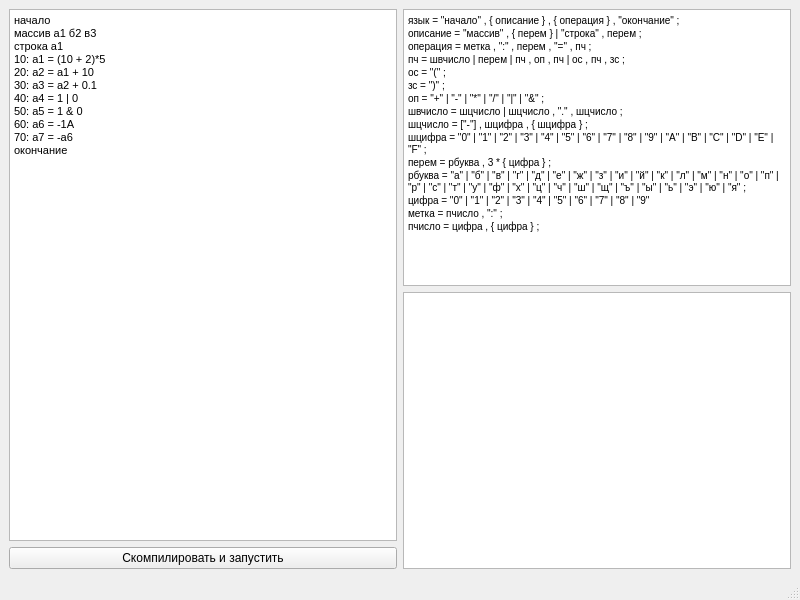
Above: MainWindow.ui from alekseyl1992/CalcCompiler before the change. Below: the same form after it.
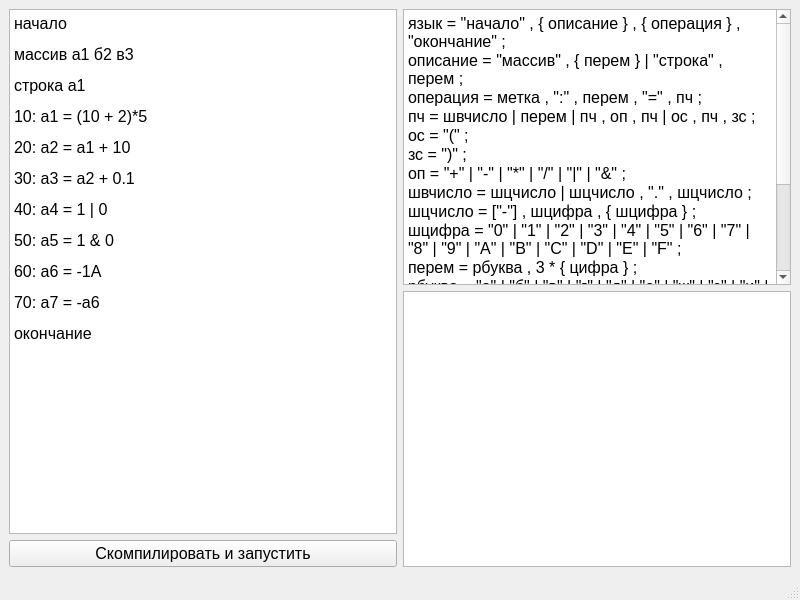
That is the form after the change.

Commit message: Font size increased (closes #1)

Diff of the .ui file:
```diff
--- a/MainWindow.ui
+++ b/MainWindow.ui
@@ -10,6 +10,11 @@
     <height>600</height>
    </rect>
   </property>
+  <property name="font">
+   <font>
+    <pointsize>12</pointsize>
+   </font>
+  </property>
   <property name="windowTitle">
    <string>Компилятор</string>
   </property>
@@ -21,22 +26,27 @@
        <layout class="QVBoxLayout" name="verticalLayout">
         <item>
          <widget class="QTextEdit" name="codeEdit">
+          <property name="font">
+           <font>
+            <pointsize>12</pointsize>
+           </font>
+          </property>
           <property name="html">
            <string>&lt;!DOCTYPE HTML PUBLIC &quot;-//W3C//DTD HTML 4.0//EN&quot; &quot;http://www.w3.org/TR/REC-html40/strict.dtd&quot;&gt;
 &lt;html&gt;&lt;head&gt;&lt;meta name=&quot;qrichtext&quot; content=&quot;1&quot; /&gt;&lt;style type=&quot;text/css&quot;&gt;
 p, li { white-space: pre-wrap; }
-&lt;/style&gt;&lt;/head&gt;&lt;body style=&quot; font-family:'MS Shell Dlg 2'; font-size:7.8pt; font-weight:400; font-style:normal;&quot;&gt;
-&lt;p style=&quot; margin-top:0px; margin-bottom:0px; margin-left:0px; margin-right:0px; -qt-block-indent:0; text-indent:0px;&quot;&gt;&lt;span style=&quot; font-size:8pt;&quot;&gt;начало&lt;/span&gt;&lt;/p&gt;
-&lt;p style=&quot; margin-top:0px; margin-bottom:0px; margin-left:0px; margin-right:0px; -qt-block-indent:0; text-indent:0px;&quot;&gt;&lt;span style=&quot; font-size:8pt;&quot;&gt;массив а1 б2 в3&lt;/span&gt;&lt;/p&gt;
-&lt;p style=&quot; margin-top:0px; margin-bottom:0px; margin-left:0px; margin-right:0px; -qt-block-indent:0; text-indent:0px;&quot;&gt;&lt;span style=&quot; font-size:8pt;&quot;&gt;строка а1&lt;/span&gt;&lt;/p&gt;
-&lt;p style=&quot; margin-top:0px; margin-bottom:0px; margin-left:0px; margin-right:0px; -qt-block-indent:0; text-indent:0px;&quot;&gt;&lt;span style=&quot; font-size:8pt;&quot;&gt;10: а1 = (10 + 2)*5&lt;/span&gt;&lt;/p&gt;
-&lt;p style=&quot; margin-top:0px; margin-bottom:0px; margin-left:0px; margin-right:0px; -qt-block-indent:0; text-indent:0px;&quot;&gt;&lt;span style=&quot; font-size:8pt;&quot;&gt;20: а2 = а1 + 10&lt;/span&gt;&lt;/p&gt;
-&lt;p style=&quot; margin-top:0px; margin-bottom:0px; margin-left:0px; margin-right:0px; -qt-block-indent:0; text-indent:0px;&quot;&gt;&lt;span style=&quot; font-size:8pt;&quot;&gt;30: а3 = а2 + 0.1&lt;/span&gt;&lt;/p&gt;
-&lt;p style=&quot; margin-top:0px; margin-bottom:0px; margin-left:0px; margin-right:0px; -qt-block-indent:0; text-indent:0px;&quot;&gt;&lt;span style=&quot; font-size:8pt;&quot;&gt;40: а4 = 1 | 0&lt;/span&gt;&lt;/p&gt;
-&lt;p style=&quot; margin-top:0px; margin-bottom:0px; margin-left:0px; margin-right:0px; -qt-block-indent:0; text-indent:0px;&quot;&gt;&lt;span style=&quot; font-size:8pt;&quot;&gt;50: а5 = 1 &amp;amp; 0&lt;/span&gt;&lt;/p&gt;
-&lt;p style=&quot; margin-top:0px; margin-bottom:0px; margin-left:0px; margin-right:0px; -qt-block-indent:0; text-indent:0px;&quot;&gt;&lt;span style=&quot; font-size:8pt;&quot;&gt;60: а6 = -1A&lt;/span&gt;&lt;/p&gt;
-&lt;p style=&quot; margin-top:0px; margin-bottom:0px; margin-left:0px; margin-right:0px; -qt-block-indent:0; text-indent:0px;&quot;&gt;&lt;span style=&quot; font-size:8pt;&quot;&gt;70: а7 = -а6&lt;/span&gt;&lt;/p&gt;
-&lt;p style=&quot; margin-top:0px; margin-bottom:0px; margin-left:0px; margin-right:0px; -qt-block-indent:0; text-indent:0px;&quot;&gt;&lt;span style=&quot; font-size:8pt;&quot;&gt;окончание&lt;/span&gt;&lt;/p&gt;&lt;/body&gt;&lt;/html&gt;</string>
+&lt;/style&gt;&lt;/head&gt;&lt;body style=&quot; font-family:'MS Shell Dlg 2'; font-size:12pt; font-weight:400; font-style:normal;&quot;&gt;
+&lt;p style=&quot; margin-top:12px; margin-bottom:12px; margin-left:0px; margin-right:0px; -qt-block-indent:0; text-indent:0px;&quot;&gt;начало&lt;/p&gt;
+&lt;p style=&quot; margin-top:12px; margin-bottom:12px; margin-left:0px; margin-right:0px; -qt-block-indent:0; text-indent:0px;&quot;&gt;массив а1 б2 в3&lt;/p&gt;
+&lt;p style=&quot; margin-top:12px; margin-bottom:12px; margin-left:0px; margin-right:0px; -qt-block-indent:0; text-indent:0px;&quot;&gt;строка а1&lt;/p&gt;
+&lt;p style=&quot; margin-top:12px; margin-bottom:12px; margin-left:0px; margin-right:0px; -qt-block-indent:0; text-indent:0px;&quot;&gt;10: а1 = (10 + 2)*5&lt;/p&gt;
+&lt;p style=&quot; margin-top:12px; margin-bottom:12px; margin-left:0px; margin-right:0px; -qt-block-indent:0; text-indent:0px;&quot;&gt;20: а2 = а1 + 10&lt;/p&gt;
+&lt;p style=&quot; margin-top:12px; margin-bottom:12px; margin-left:0px; margin-right:0px; -qt-block-indent:0; text-indent:0px;&quot;&gt;30: а3 = а2 + 0.1&lt;/p&gt;
+&lt;p style=&quot; margin-top:12px; margin-bottom:12px; margin-left:0px; margin-right:0px; -qt-block-indent:0; text-indent:0px;&quot;&gt;40: а4 = 1 | 0&lt;/p&gt;
+&lt;p style=&quot; margin-top:12px; margin-bottom:12px; margin-left:0px; margin-right:0px; -qt-block-indent:0; text-indent:0px;&quot;&gt;50: а5 = 1 &amp;amp; 0&lt;/p&gt;
+&lt;p style=&quot; margin-top:12px; margin-bottom:12px; margin-left:0px; margin-right:0px; -qt-block-indent:0; text-indent:0px;&quot;&gt;60: а6 = -1A&lt;/p&gt;
+&lt;p style=&quot; margin-top:12px; margin-bottom:12px; margin-left:0px; margin-right:0px; -qt-block-indent:0; text-indent:0px;&quot;&gt;70: а7 = -а6&lt;/p&gt;
+&lt;p style=&quot; margin-top:12px; margin-bottom:12px; margin-left:0px; margin-right:0px; -qt-block-indent:0; text-indent:0px;&quot;&gt;окончание&lt;/p&gt;&lt;/body&gt;&lt;/html&gt;</string>
           </property>
          </widget>
         </item>
@@ -57,11 +67,16 @@
        <layout class="QVBoxLayout" name="verticalLayout_2">
         <item>
          <widget class="QTextEdit" name="bnfEdit">
+          <property name="font">
+           <font>
+            <pointsize>12</pointsize>
+           </font>
+          </property>
           <property name="html">
            <string>&lt;!DOCTYPE HTML PUBLIC &quot;-//W3C//DTD HTML 4.0//EN&quot; &quot;http://www.w3.org/TR/REC-html40/strict.dtd&quot;&gt;
 &lt;html&gt;&lt;head&gt;&lt;meta name=&quot;qrichtext&quot; content=&quot;1&quot; /&gt;&lt;style type=&quot;text/css&quot;&gt;
 p, li { white-space: pre-wrap; }
-&lt;/style&gt;&lt;/head&gt;&lt;body style=&quot; font-family:'MS Shell Dlg 2'; font-size:7.8pt; font-weight:400; font-style:normal;&quot;&gt;
+&lt;/style&gt;&lt;/head&gt;&lt;body style=&quot; font-family:'MS Shell Dlg 2'; font-size:12pt; font-weight:400; font-style:normal;&quot;&gt;
 &lt;p style=&quot; margin-top:0px; margin-bottom:0px; margin-left:0px; margin-right:0px; -qt-block-indent:0; text-indent:0px;&quot;&gt;язык = &amp;quot;начало&amp;quot; , { описание } , { операция } , &amp;quot;окончание&amp;quot; ;&lt;/p&gt;
 &lt;p style=&quot; margin-top:0px; margin-bottom:0px; margin-left:0px; margin-right:0px; -qt-block-indent:0; text-indent:0px;&quot;&gt;описание = &amp;quot;массив&amp;quot; , { перем } | &amp;quot;строка&amp;quot; , перем ;&lt;/p&gt;
 &lt;p style=&quot; margin-top:0px; margin-bottom:0px; margin-left:0px; margin-right:0px; -qt-block-indent:0; text-indent:0px;&quot;&gt;операция = метка , &amp;quot;:&amp;quot; , перем , &amp;quot;=&amp;quot; , пч ;&lt;/p&gt;
@@ -82,6 +97,11 @@
         </item>
         <item>
          <widget class="QTableView" name="varsTableView">
+          <property name="font">
+           <font>
+            <pointsize>12</pointsize>
+           </font>
+          </property>
           <attribute name="verticalHeaderVisible">
            <bool>false</bool>
           </attribute>
@@ -93,7 +113,13 @@
     </item>
    </layout>
   </widget>
-  <widget class="QStatusBar" name="statusbar"/>
+  <widget class="QStatusBar" name="statusbar">
+   <property name="font">
+    <font>
+     <pointsize>12</pointsize>
+    </font>
+   </property>
+  </widget>
  </widget>
  <resources/>
  <connections/>
```
The commit also changes 1 other file.
